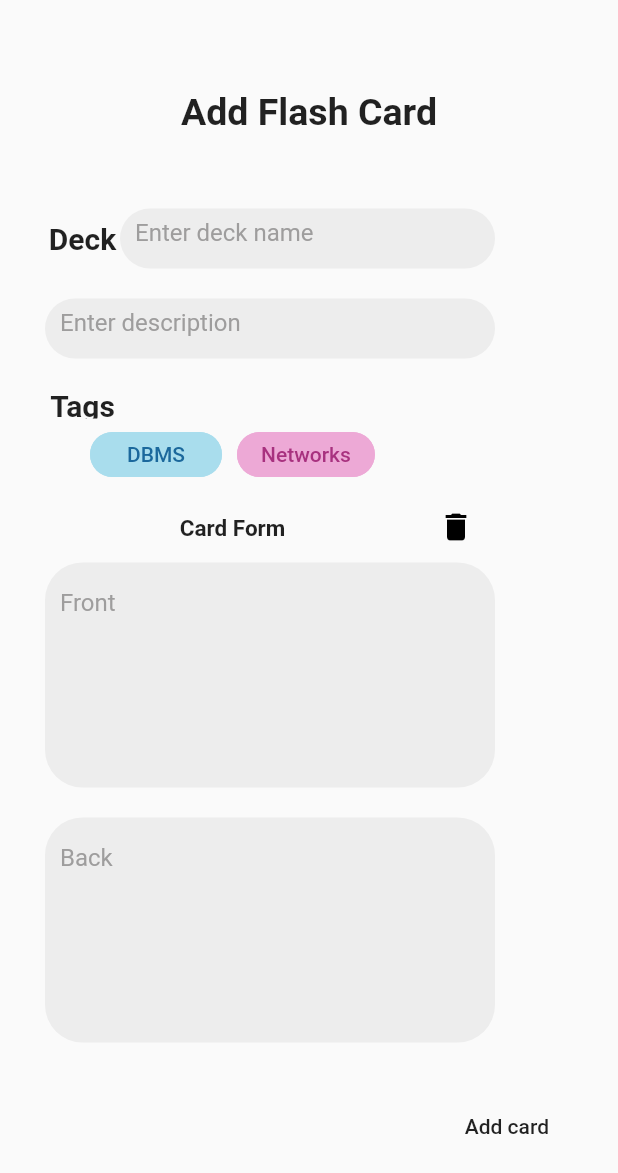
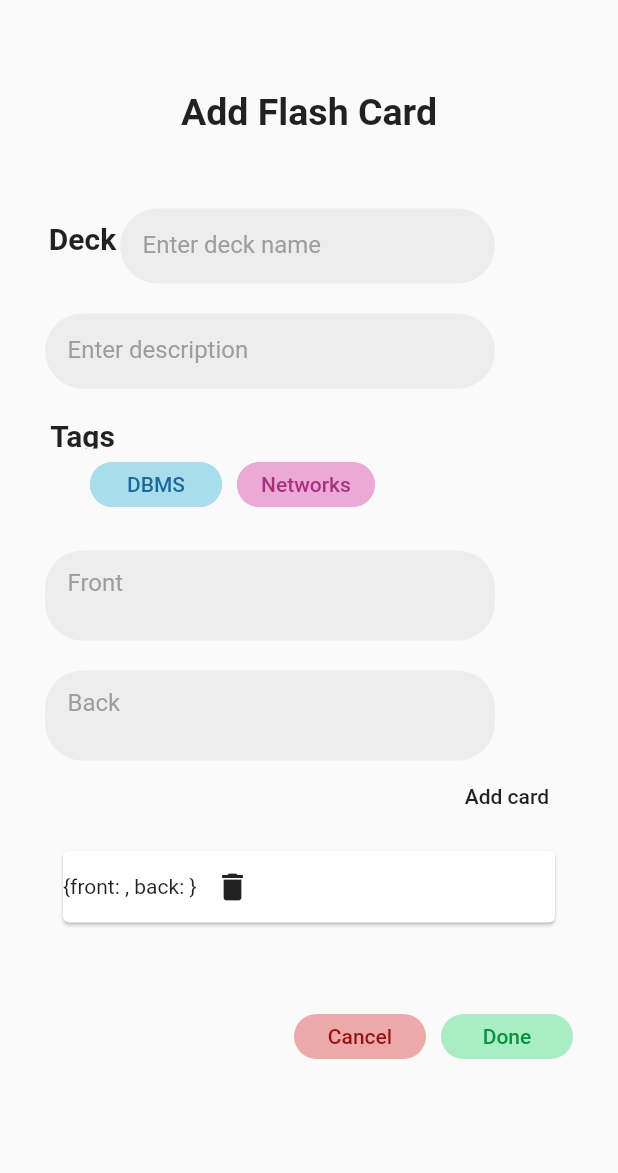
Before and after one commit to shaansubbaiah/Flashcards, a Flutter app: the AddCard screen opened by its route, after a tap on "Add card", on a phone screen of 412 x 824 dp. Shown: the top 1173 px of the screen. Run offline on Flutter 3.47's test engine with Material 2 defaults, Android fonts, the phone set to English and light mode, and no system bars; our stand-ins replace cloud_firestore, curved_navigation_bar, firebase_auth, firebase_core, flutter_slidable; accounts and stored records are empty.

Commit message:
store multiple card

```diff
--- a/lib/addDeck/add_deck_page.dart
+++ b/lib/addDeck/add_deck_page.dart
@@ -17,17 +17,37 @@ class _AddCardState extends State<AddCard> {
 
   List<bool> pressed = [false, false];
 
+  List<Map<String, String>> cards = [];
+
   void addTag(String tagName) {
     tag = tagName;
   }
 
+  void addCard() {
+    Map<String, String> card = {
+      "front": frontController.text,
+      "back": backController.text
+    };
+
+    setState(() {
+      cards.add(card);
+      frontController.text = "";
+      backController.text = "";
+    });
+  }
+
+  void cardDelete(int i) {
+    setState(() {
+      cards.removeAt(i);
+    });
+  }
+
   void cancel() {
     deckNameController.text = "";
-    frontController.text = "";
-    backController.text = "";
     descController.text = "";
     setState(() {
       pressed = [false, false];
+      cards.clear();
     });
   }
 
@@ -35,8 +55,12 @@ class _AddCardState extends State<AddCard> {
     String deckid = await DatabaseService()
         .addDeck(deckNameController.text, descController.text, tag);
 
-    await DatabaseService()
-        .addCard(deckid, frontController.text, backController.text);
+    for (int i = 0; i < cards.length; i++) {
+      await DatabaseService()
+          .addCard(deckid, cards[i]["front"], cards[i]["back"]);
+    }
+    // await DatabaseService()
+    //     .addCard(deckid, frontController.text, backController.text);
   }
 
   @override
@@ -85,14 +109,14 @@ class _AddCardState extends State<AddCard> {
                           ),
                           SizedBox(
                             width: 250.0,
-                            height: 40.0,
+                            height: 50.0,
                             child: Container(
                               // padding: EdgeInsets.all(5.0),
                               padding: EdgeInsets.only(
-                                  top: 5.0,
+                                  // top: 5.0,
                                   bottom: 5.0,
                                   right: 10.0,
-                                  left: 10.0),
+                                  left: 15.0),
                               decoration: BoxDecoration(
                                 color: Color(0xffEDEDED),
                                 borderRadius: BorderRadius.all(
@@ -124,13 +148,13 @@ class _AddCardState extends State<AddCard> {
                         children: [
                           SizedBox(
                             width: 300.0,
-                            height: 40.0,
+                            height: 50.0,
                             child: Container(
                               padding: EdgeInsets.only(
-                                  top: 5.0,
+                                  // top: 5.0,
                                   bottom: 5.0,
                                   right: 10.0,
-                                  left: 10.0),
+                                  left: 15.0),
                               decoration: BoxDecoration(
                                 color: Color(0xffEDEDED),
                                 borderRadius: BorderRadius.all(
@@ -236,8 +260,113 @@ class _AddCardState extends State<AddCard> {
                     ],
                   ),
                 ),
-                Container(
-                  child: CardForm(),
+                SizedBox(
+                  height: 20.0,
+                ),
+                Row(
+                  children: [
+                    SizedBox(
+                      width: 300.0,
+                      height: 60.0,
+                      child: Container(
+                        padding: EdgeInsets.only(
+                            // top: 5.0,
+                            bottom: 5.0,
+                            right: 10.0,
+                            left: 15.0),
+                        decoration: BoxDecoration(
+                          color: Color(0xffEDEDED),
+                          borderRadius: BorderRadius.all(
+                            Radius.circular(25.0),
+                          ),
+                        ),
+                        child: TextField(
+                          maxLines: 2,
+                          controller: frontController,
+                          style: TextStyle(
+                            color: Color(0xff9E9D9D),
+                          ),
+                          cursorColor: Color(0xff9E9D9D),
+                          decoration: InputDecoration(
+                            border: InputBorder.none,
+                            hintText: "Front",
+                            hintStyle: TextStyle(
+                              color: Color(0xff9E9D9D),
+                            ),
+                          ),
+                        ),
+                      ),
+                    ),
+                  ],
+                ),
+                SizedBox(
+                  height: 20.0,
+                ),
+                Row(
+                  children: [
+                    SizedBox(
+                      width: 300.0,
+                      height: 60.0,
+                      child: Container(
+                        padding: EdgeInsets.only(
+                            // top: 5.0,
+                            bottom: 5.0,
+                            right: 10.0,
+                            left: 15.0),
+                        decoration: BoxDecoration(
+                          color: Color(0xffEDEDED),
+                          borderRadius: BorderRadius.all(
+                            Radius.circular(25.0),
+                          ),
+                        ),
+                        child: TextField(
+                          maxLines: 2,
+                          controller: backController,
+                          style: TextStyle(
+                            color: Color(0xff9E9D9D),
+                          ),
+                          cursorColor: Color(0xff9E9D9D),
+                          decoration: InputDecoration(
+                            border: InputBorder.none,
+                            hintText: "Back",
+                            hintStyle: TextStyle(
+                              color: Color(0xff9E9D9D),
+                            ),
+                          ),
+                        ),
+                      ),
+                    ),
+                  ],
+                ),
+                Row(
+                  mainAxisAlignment: MainAxisAlignment.end,
+                  children: [
+                    FlatButton(
+                      height: 30.0,
+                      onPressed: addCard,
+                      child: Text("Add card"),
+                    )
+                  ],
+                ),
+                ListView.builder(
+                  padding: const EdgeInsets.all(8),
+                  itemCount: cards.length,
+                  itemBuilder: (_, index) {
+                    return Card(
+                      child: Row(children: [
+                        Text('${cards[index]}'),
+                        IconButton(
+                          icon: Icon(Icons.delete),
+                          onPressed: () {
+                            setState(() {
+                              cards.removeAt(index);
+                            });
+                          },
+                        ),
+                      ]),
+                    );
+                  },
+                  shrinkWrap: true,
                 ),
                 SizedBox(
                   height: 40.0,
--- a/lib/addDeck/card_form.dart
+++ b/lib/addDeck/card_form.dart
@@ -15,6 +15,9 @@ class CardForm1 extends StatefulWidget {
 }
 
 class _CardForm1State extends State<CardForm1> {
+  final TextEditingController frontController = TextEditingController();
+  final TextEditingController backController = TextEditingController();
+
   @override
   Widget build(BuildContext context) {
     return Column(
@@ -62,7 +65,7 @@ class _CardForm1State extends State<CardForm1> {
                   ),
                 ),
                 child: TextField(
-                  // controller: frontController,
+                  controller: frontController,
                   style: TextStyle(
                     color: Color(0xff9E9D9D),
                   ),
@@ -98,7 +101,7 @@ class _CardForm1State extends State<CardForm1> {
                   ),
                 ),
                 child: TextField(
-                  // controller: backController,
+                  controller: backController,
                   style: TextStyle(
                     color: Color(0xff9E9D9D),
                   ),
```
